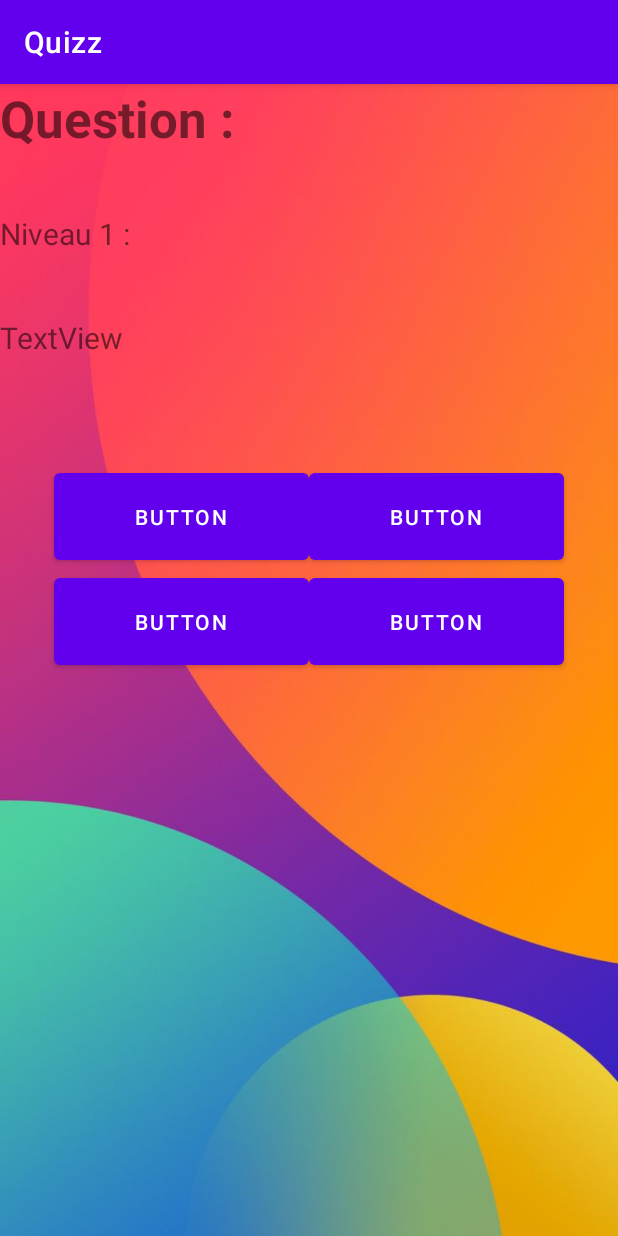
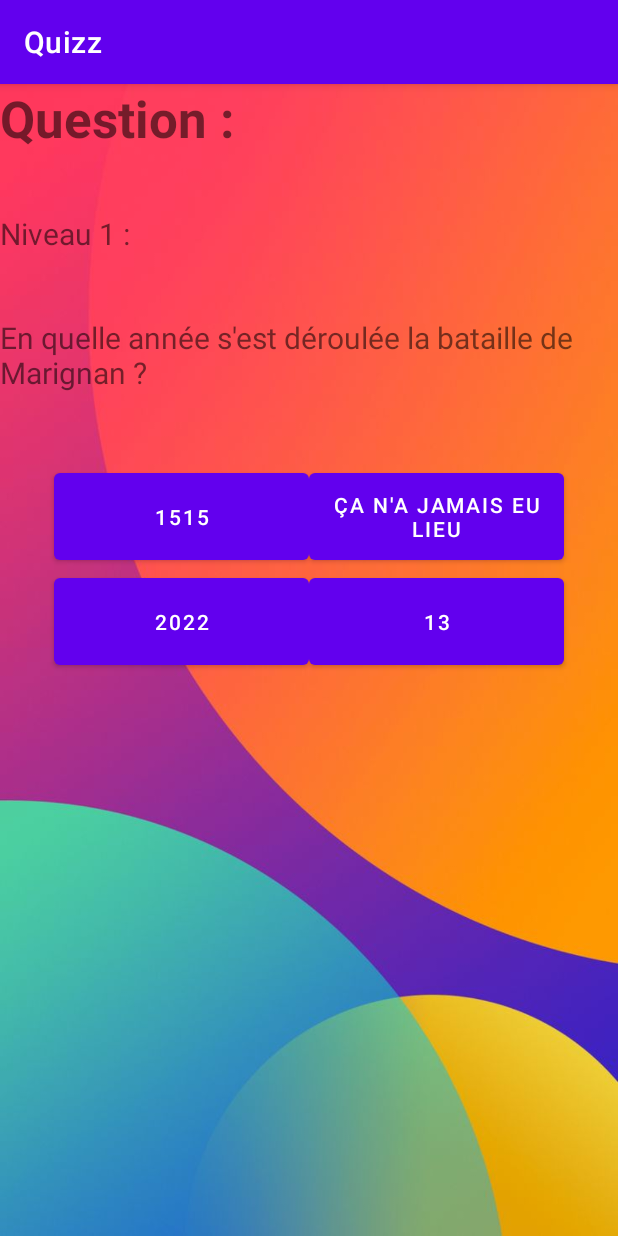
Before and after one commit to sartek430/QuizzAndroid, an Android app: the QuestionActivity screen opened directly, with no data from a screen before it, on a phone screen of 412 x 824 dp. Run offline under Robolectric (Android 15) with nearby library versions, the phone set to English and light mode, and no system bars; Roboto replaces fonts that are not available here.

```diff
--- a/app/src/main/java/com/example/quizz/MainActivity.java
+++ b/app/src/main/java/com/example/quizz/MainActivity.java
@@ -15,6 +15,7 @@ public class MainActivity extends AppCompatActivity {
     Button btn3;
 
 
+
     @Override
     protected void onCreate(Bundle savedInstanceState) {
         super.onCreate(savedInstanceState);
@@ -23,6 +24,7 @@ public class MainActivity extends AppCompatActivity {
         btn1 = (Button) findViewById(R.id.button1);
         btn2 = (Button) findViewById(R.id.button2);
         btn3 = (Button) findViewById(R.id.button3);
+
 
         Context context = getApplicationContext();
 
--- a/app/src/main/java/com/example/quizz/QuestionActivity.java
+++ b/app/src/main/java/com/example/quizz/QuestionActivity.java
@@ -2,8 +2,11 @@ package com.example.quizz;
 
 import androidx.appcompat.app.AppCompatActivity;
 
+import android.content.Intent;
 import android.os.Bundle;
+import android.view.View;
 import android.widget.Button;
+import android.widget.TextView;
 
 public class QuestionActivity extends AppCompatActivity {
 
@@ -12,9 +15,10 @@ public class QuestionActivity extends AppCompatActivity {
     Button btn6;
     Button btn7;
     String[] questions;
-    String[] reponses;
+    String[] goodReponses;
     String[] badReponses;
-
+    TextView textView1;
+    int point;
 
     @Override
     protected void onCreate(Bundle savedInstanceState) {
@@ -25,18 +29,19 @@ public class QuestionActivity extends AppCompatActivity {
         btn5 = findViewById(R.id.button12);
         btn6 = findViewById(R.id.button13);
         btn7 = findViewById(R.id.button14);
+        textView1 = findViewById(R.id.textView6);
 
         questions = new String[4];
-        questions[0] = "En quelle année s'est déroulé la bataille de Marignan ?";
+        questions[0] = "En quelle année s'est déroulée la bataille de Marignan ?";
         questions[1] = "La place de la femme c'est où ?";
         questions[2] = "Quel est le meilleur couple de tous les temps ?";
-        questions[3] = "Qui a succéder napoleon 3 en 1871 ?";
+        questions[3] = "Qui a succédé  à napoleon 3 en 1871 ?";
 
-        reponses = new String[4];
-        reponses[0] = "1515";
-        reponses[1] = "La cuisine";
-        reponses[2] = "Elsa et Michou";
-        reponses[3] = "Adolphe Thiers";
+        goodReponses = new String[4];
+        goodReponses[0] = "1515";
+        goodReponses[1] = "La cuisine";
+        goodReponses[2] = "Elsa et Michou";
+        goodReponses[3] = "Adolphe Thiers";
 
         badReponses = new String[12];
         badReponses[0] = "ça n'a jamais eu lieu";
@@ -52,5 +57,43 @@ public class QuestionActivity extends AppCompatActivity {
         badReponses[10] = "Hugo";
         badReponses[11] = "Napoleon 4";
 
+        textView1.setText(questions[0]);
+
+        btn4.setText(goodReponses[0]);
+        btn5.setText(badReponses[0]);
+        btn6.setText(badReponses[1]);
+        btn7.setText(badReponses[2]);
+
+        btn4.setOnClickListener(new View.OnClickListener() {
+            @Override
+            public void onClick(View view) {
+                Intent intent = new Intent(QuestionActivity.this, WinActivity.class);
+                startActivity(intent);
+            }
+        });
+
+        btn5.setOnClickListener(new View.OnClickListener() {
+            @Override
+            public void onClick(View view) {
+                Intent intent = new Intent(QuestionActivity.this, LooseActivity.class);
+                startActivity(intent);
+            }
+        });
+
+        btn6.setOnClickListener(new View.OnClickListener() {
+            @Override
+            public void onClick(View view) {
+                Intent intent = new Intent(QuestionActivity.this, LooseActivity.class);
+                startActivity(intent);
+            }
+        });
+
+        btn7.setOnClickListener(new View.OnClickListener() {
+            @Override
+            public void onClick(View view) {
+                Intent intent = new Intent(QuestionActivity.this, LooseActivity.class);
+                startActivity(intent);
+            }
+        });
     }
 }
```
Also changed, not shown: app/src/main/AndroidManifest.xml (+7 -2 lines), app/src/main/java/com/example/quizz/LooseActivity.java (added, +29 -0 lines), app/src/main/java/com/example/quizz/WinActivity.java (added, +29 -0 lines), app/src/main/res/layout/loose.xml (added, +28 -0 lines), app/src/main/res/layout/win.xml (added, +31 -0 lines).
